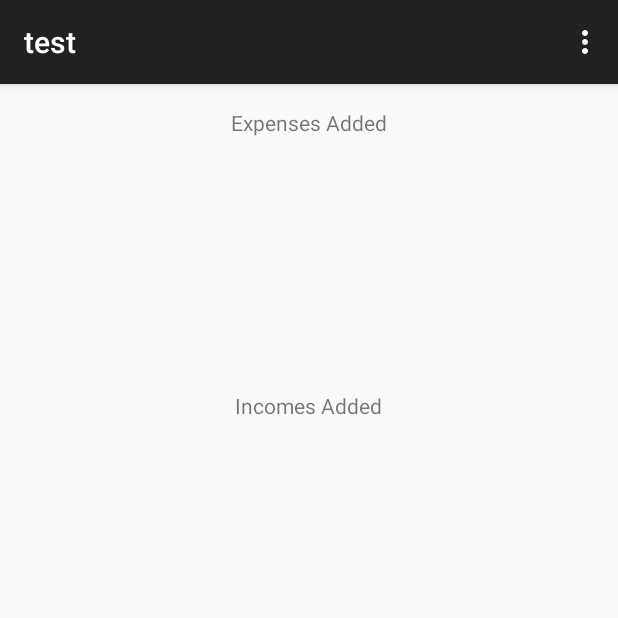
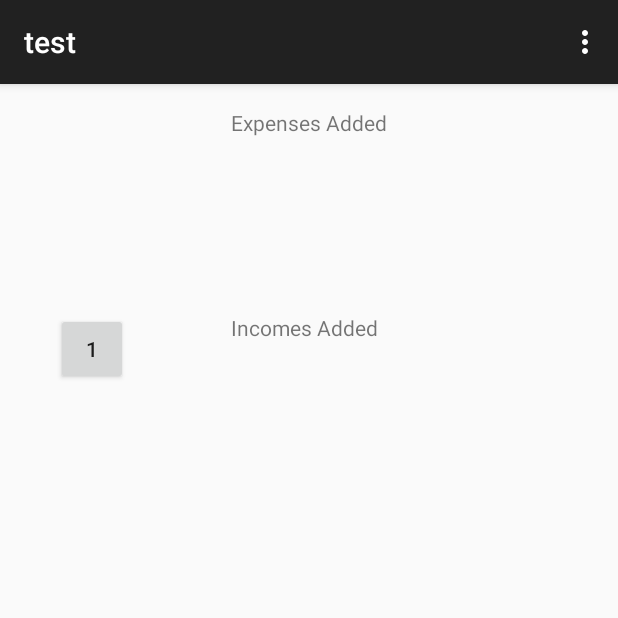
Before and after one commit to yasankarj/SEP, an Android app: the screen it shows after launch (Test), after a tap on "TEST", on a phone screen of 412 x 824 dp, the top half of it. Run offline under Robolectric (Android 15) with nearby library versions, the phone set to English and light mode, and no system bars.

Commit message:
DB modified

```diff
--- a/app/src/main/java/DA/DBHandler.java
+++ /dev/null
@@ -1,175 +0,0 @@
-package DA;
-
-import android.content.ContentValues;
-import android.content.Context;
-import android.database.Cursor;
-import android.database.sqlite.SQLiteDatabase;
-import android.database.sqlite.SQLiteOpenHelper;
-
-import Model.Tracker.Expense;
-import Model.Tracker.Income;
-
-/**
- * Created by Yasanka on 2015-06-25.
- */
-public class DBHandler extends SQLiteOpenHelper{
-
-    private static final int DATABASE_VERSION = 1;
-    private static final String DATABASE_NAME = "expenser.db";
-
-    private static final String TABLE_EXPENSE = "expense";
-    private static final String EXPN_COLUMN_ID = "expID";
-    private static final String EXPN_COLUMN_AMOUNT = "amount";
-    private static final String EXPN_COLUMN_CAT = "category";
-    private static final String EXPN_COLUMN_DESC = "desc";
-
-    private static final String TABLE_INCOME = "income";
-    private static final String INC_COLUMN_ID = "incID";
-    private static final String INC_COLUMN_AMOUNT = "amount";
-    private static final String INC_COLUMN_CAT = "category";
-    private static final String INC_COLUMN_DESC = "desc";
-
-
-    /*Singleton Pattern implementation*/
-    private static DBHandler DBH = null;
-
-    private DBHandler(Context context, String name, SQLiteDatabase.CursorFactory factory, int version) {
-        super(context, DATABASE_NAME, factory, DATABASE_VERSION);
-    }
-
-    public static DBHandler getDBHandler(Context context, String name, SQLiteDatabase.CursorFactory factory, int version){
-
-        if(DBH == null){
-            DBH =  new DBHandler(context, name,factory, version);
-        }
-
-        return DBH;
-    }
-    /*Singleton Pattern implementation*/
-
-    @Override
-    public void onCreate(SQLiteDatabase db) {
-        String queryExp = "CREATE TABLE " + TABLE_EXPENSE + "(" +
-                EXPN_COLUMN_ID + " INTEGER PRIMARY KEY AUTOINCREMENT, " +
-                EXPN_COLUMN_AMOUNT + " REAL, " +
-                EXPN_COLUMN_CAT + " TEXT, " +
-                EXPN_COLUMN_DESC + " TEXT " +");";
-
-        String queryInc = "CREATE TABLE " + TABLE_INCOME + "(" +
-                INC_COLUMN_ID + " INTEGER PRIMARY KEY AUTOINCREMENT, " +
-                INC_COLUMN_AMOUNT + " REAL, " +
-                INC_COLUMN_CAT + " TEXT, " +
-                INC_COLUMN_DESC + " TEXT " +");";
-        db.execSQL(queryExp);
-        db.execSQL(queryInc);
-
-    }
-
-    @Override
-    public void onUpgrade(SQLiteDatabase db, int oldVersion, int newVersion) {
-        db.execSQL("DROP TABLE IF EXIST "+TABLE_EXPENSE);
-        db.execSQL("DROP TABLE IF EXIST "+TABLE_INCOME);
-        onCreate(db);
-    }
-
-    public void addExpense(Expense expn){
-        ContentValues contentValues = new ContentValues();
-        contentValues.put(EXPN_COLUMN_AMOUNT,expn.getAmount());
-        contentValues.put(EXPN_COLUMN_DESC,expn.getDesc());
-        SQLiteDatabase db = getWritableDatabase();
-        db.insert(TABLE_EXPENSE,null,contentValues);
-        db.close();
-    }
-
-    public void addIncome(Income income){
-        ContentValues contentValues = new ContentValues();
-        contentValues.put(EXPN_COLUMN_AMOUNT,income.getAmount());
-        contentValues.put(EXPN_COLUMN_DESC,income.getDesc());
-        SQLiteDatabase db = getWritableDatabase();
-        db.insert(TABLE_INCOME,null,contentValues);
-        db.close();
-    }
-
-
-    public String getAllExpenses(){
-        String dbStr = "";
-        SQLiteDatabase db = getWritableDatabase();
-        String query = "SELECT * FROM "+ TABLE_EXPENSE+";";
-
-        Cursor cur = db.rawQuery(query,null);
-
-
-
-        if (cur.moveToFirst()) {
-            do {
-                dbStr += cur.getString(cur.getColumnIndex("amount")) +" "+ cur.getString(cur.getColumnIndex("desc"));
-                dbStr += "\n";
-            } while (cur.moveToNext());
-        }
-        db.close();
-
-
-        return dbStr;
-    }
-
-    public String getAllIncome(){
-        String dbStr = "";
-        SQLiteDatabase db = getWritableDatabase();
-        String query = "SELECT * FROM "+ TABLE_INCOME+";";
-
-        Cursor cur = db.rawQuery(query,null);
-
-
-
-        if (cur.moveToFirst()) {
-            do {
-                dbStr += cur.getString(cur.getColumnIndex("amount")) +" "+ cur.getString(cur.getColumnIndex("desc"));
-                dbStr += "\n";
-            } while (cur.moveToNext());
-        }
-        db.close();
-
-
-        return dbStr;
-    }
-
-    public double sumExpenses(){
-        double sum = 0;
-        SQLiteDatabase db = getWritableDatabase();
-        String query = "SELECT * FROM "+ TABLE_EXPENSE+";";
-
-        Cursor cur = db.rawQuery(query,null);
-
-
-
-        if (cur.moveToFirst()) {
-            do {
-                sum += Double.parseDouble(cur.getString(cur.getColumnIndex("amount")));
-            } while (cur.moveToNext());
-        }
-        db.close();
-
-
-        return sum;
-    }
-
-    public double sumIncome(){
-        double sum = 0;
-        SQLiteDatabase db = getWritableDatabase();
-        String query = "SELECT * FROM "+ TABLE_INCOME+";";
-
-        Cursor cur = db.rawQuery(query,null);
-
-
-
-        if (cur.moveToFirst()) {
-            do {
-                sum += Double.parseDouble(cur.getString(cur.getColumnIndex("amount")));
-            } while (cur.moveToNext());
-        }
-        db.close();
-
-
-        return sum;
-    }
-}
--- a/app/src/main/java/DA/Tracker/TranasctionDA.java
+++ b/app/src/main/java/DA/Tracker/TranasctionDA.java
@@ -1,8 +1,15 @@
 package DA.Tracker;
 
+import android.content.ContentValues;
 import android.content.Context;
+import android.database.Cursor;
+import android.database.sqlite.SQLiteDatabase;
 
-import DA.DBHandler;
+import java.text.DateFormat;
+import java.text.SimpleDateFormat;
+import java.util.Date;
+
+import Utils.DBHandler;
 import Model.Tracker.Expense;
 import Model.Tracker.Income;
 
@@ -11,35 +18,138 @@ import Model.Tracker.Income;
  */
 public class TranasctionDA {
     /*Data access class which concerns Transactions*/
+    private static final String TABLE_EXPENSE = "expense";
+    private static final String EXPN_COLUMN_ID = "expID";
+    private static final String EXPN_COLUMN_AMOUNT = "amount";
+    private static final String EXPN_COLUMN_CAT = "category";
+    private static final String EXPN_COLUMN_DESC = "desc";
 
-    public void addExpense(Expense exp, Context contxt){
-        DBHandler dbh = DBHandler.getDBHandler(contxt, null, null, 1);
-        dbh.addExpense(exp);
+    private static final String EXPN_DATE_TIME = "date_time";
+
+    private static final String TABLE_INCOME = "income";
+    private static final String INC_COLUMN_ID = "incID";
+    private static final String INC_COLUMN_AMOUNT = "amount";
+    private static final String INC_COLUMN_CAT = "category";
+    private static final String INC_COLUMN_DESC = "desc";
+
+    /*this method will add a new expense*/
+    public void addExpense(Expense expn, Context contxt){
+
+        DBHandler dbHandler = DBHandler.getDBHandler(contxt, null, null, 1);    //Database connection estabished using Singleton
+        SQLiteDatabase db = dbHandler.getDataBase();                            //Writable database is fetched
+        ContentValues contentValues = new ContentValues();                      //
+        contentValues.put(EXPN_COLUMN_AMOUNT,expn.getAmount());
+        contentValues.put(EXPN_COLUMN_DESC,expn.getDesc());
+
+        DateFormat df = new SimpleDateFormat("yyyy-MM-dd hh:mm:ss");
+        String dateStr = df.format(new Date());
+        System.out.println(dateStr);
+        contentValues.put(EXPN_DATE_TIME,dateStr);
+        db.insert(TABLE_EXPENSE,null,contentValues);
+        db.close();
     }
 
+    /*this method will give all the expenses which are in the database as an concatenated string*/
     public String allExpenses(Context contxt){
         DBHandler dbh = DBHandler.getDBHandler(contxt,null,null,1);
-        return dbh.getAllExpenses();
+       // return dbh.getAllExpenses();
+        //concatanated expenses
+        String dbStr = "";
+        SQLiteDatabase db = dbh.getDataBase();
+        String query = "SELECT amount,desc,strftime('%M %D',date_time) as date_time FROM "+ TABLE_EXPENSE+";";
+
+        Cursor cur = db.rawQuery(query,null);
+
+
+        /*retrieve the data set using a Cursor*/
+        if (cur.moveToFirst()) {
+            do {
+                dbStr += cur.getString(cur.getColumnIndex("amount")) +" "+ cur.getString(cur.getColumnIndex("desc"))+" "+cur.getString(cur.getColumnIndex("date_time"));//+" "+ cur.getString(cur.getColumnIndex("date_time"));
+                dbStr += "\n";
+            } while (cur.moveToNext());
+        }
+        db.close();
+
+
+        return dbStr;
     }
 
+    /*this metod will give the total of all the transactions*/
     public double sumExpenses(Context contxt){
         DBHandler dbh = DBHandler.getDBHandler(contxt,null,null,1);
-        return dbh.sumExpenses();
+        double sum = 0;
+        SQLiteDatabase db = dbh.getDataBase();
+        String query = "SELECT * FROM "+ TABLE_EXPENSE+";";
+
+        Cursor cur = db.rawQuery(query,null);
+
+
+        /*retrieve the data set using a Cursor*/
+        if (cur.moveToFirst()) {
+            do {
+                sum += Double.parseDouble(cur.getString(cur.getColumnIndex("amount")));
+            } while (cur.moveToNext());
+        }
+        db.close();
+
+
+        return sum;
     }
 
+    /*this method will add a new income*/
     public void addIncome(Income income, Context contxt){
         DBHandler dbh = DBHandler.getDBHandler(contxt, null, null, 1);
-        dbh.addIncome(income);
+        ContentValues contentValues = new ContentValues();
+        contentValues.put(INC_COLUMN_AMOUNT,income.getAmount());
+        contentValues.put(INC_COLUMN_DESC,income.getDesc());
+        SQLiteDatabase db = dbh.getDataBase();
+        db.insert(TABLE_INCOME,null,contentValues);
+        db.close();
     }
 
+    /*this method will give all the income transactons as a concatenated string*/
     public String allIncome(Context contxt){
         DBHandler dbh = DBHandler.getDBHandler(contxt,null,null,1);
-        return dbh.getAllIncome();
+        String dbStr = "";
+        SQLiteDatabase db = dbh.getDataBase();
+        String query = "SELECT * FROM "+ TABLE_INCOME+";";
+
+        Cursor cur = db.rawQuery(query,null);
+
+
+        /*retrieve the data set using a Cursor*/
+        if (cur.moveToFirst()) {
+            do {
+                dbStr += cur.getString(cur.getColumnIndex("amount")) +" "+ cur.getString(cur.getColumnIndex("desc"));
+                dbStr += "\n";
+            } while (cur.moveToNext());
+        }
+        db.close();
+
+
+        return dbStr;
     }
 
+    /*this method will calculate the summation of the incomes*/
     public double sumIncome(Context contxt){
         DBHandler dbh = DBHandler.getDBHandler(contxt,null,null,1);
-        return dbh.sumIncome();
+        double sum = 0;
+        SQLiteDatabase db = dbh.getDataBase();
+        String query = "SELECT * FROM "+ TABLE_INCOME+";";
+
+        Cursor cur = db.rawQuery(query,null);
+
+
+
+        if (cur.moveToFirst()) {
+            do {
+                sum += Double.parseDouble(cur.getString(cur.getColumnIndex("amount")));
+            } while (cur.moveToNext());
+        }
+        db.close();
+
+
+        return sum;
     }
 
 }
--- /dev/null
+++ b/app/src/main/java/Utils/DBHandler.java
@@ -0,0 +1,78 @@
+package Utils;
+
+import android.content.Context;
+import android.database.sqlite.SQLiteDatabase;
+import android.database.sqlite.SQLiteOpenHelper;
+
+/**
+ * Created by Yasanka on 2015-06-25.
+ */
+public class DBHandler extends SQLiteOpenHelper{
+
+    private static final int DATABASE_VERSION = 1;
+    private static final String DATABASE_NAME = "expenser.db";
+
+    private static final String TABLE_EXPENSE = "expense";
+    private static final String EXPN_COLUMN_ID = "expID";
+    private static final String EXPN_COLUMN_AMOUNT = "amount";
+    private static final String EXPN_COLUMN_CAT = "category";
+    private static final String EXPN_COLUMN_DESC = "desc";
+    private static final String EXPN_DATE_TIME = "date_time";
+
+    private static final String TABLE_INCOME = "income";
+    private static final String INC_COLUMN_ID = "incID";
+    private static final String INC_COLUMN_AMOUNT = "amount";
+    private static final String INC_COLUMN_CAT = "category";
+    private static final String INC_COLUMN_DESC = "desc";
+
+
+    /*Singleton Pattern implementation*/
+    private static DBHandler DBH = null;
+
+    private DBHandler(Context context, String name, SQLiteDatabase.CursorFactory factory, int version) {
+        super(context, DATABASE_NAME, factory, DATABASE_VERSION);
+    }
+
+    public static DBHandler getDBHandler(Context context, String name, SQLiteDatabase.CursorFactory factory, int version){
+
+        if(DBH == null){
+            DBH =  new DBHandler(context, name,factory, version);
+        }
+
+        return DBH;
+    }
+    /*Singleton Pattern implementation*/
+
+    @Override
+    public void onCreate(SQLiteDatabase db) {
+        /*create expense table*/
+        String queryExp = "CREATE TABLE " + TABLE_EXPENSE + "(" +
+                EXPN_COLUMN_ID + " INTEGER PRIMARY KEY AUTOINCREMENT, " +
+                EXPN_COLUMN_AMOUNT + " REAL, " +
+                EXPN_DATE_TIME + " TEXT, " +
+                EXPN_COLUMN_CAT + " TEXT, " +
+                EXPN_COLUMN_DESC + " TEXT " +");";
+
+        /*create income table*/
+        String queryInc = "CREATE TABLE " + TABLE_INCOME + "(" +
+                INC_COLUMN_ID + " INTEGER PRIMARY KEY AUTOINCREMENT, " +
+                INC_COLUMN_AMOUNT + " REAL, " +
+                INC_COLUMN_CAT + " TEXT, " +
+                INC_COLUMN_DESC + " TEXT " +");";
+        db.execSQL(queryExp);
+        db.execSQL(queryInc);
+
+    }
+
+    @Override
+    public void onUpgrade(SQLiteDatabase db, int oldVersion, int newVersion) {
+        db.execSQL("DROP TABLE IF EXIST "+TABLE_EXPENSE);
+        db.execSQL("DROP TABLE IF EXIST "+TABLE_INCOME);
+        onCreate(db);
+    }
+
+    public SQLiteDatabase getDataBase(){
+        return getWritableDatabase();
+    }
+
+}
--- a/app/src/main/java/com/solutions/ray/expenser/MainActivity.java
+++ b/app/src/main/java/com/solutions/ray/expenser/MainActivity.java
@@ -1,7 +1,7 @@
 package com.solutions.ray.expenser;
 
 import android.content.Intent;
-import android.graphics.Typeface;
+import android.content.pm.ActivityInfo;
 import android.support.v7.app.ActionBarActivity;
 import android.os.Bundle;
 import android.view.Menu;
@@ -10,7 +10,6 @@ import android.view.View;
 import android.widget.TextView;
 
 import Controller.Tracker.TransactionHandler;
-import DA.DBHandler;
 
 
 public class MainActivity extends ActionBarActivity {
@@ -19,8 +18,9 @@ public class MainActivity extends ActionBarActivity {
     @Override
     protected void onCreate(Bundle savedInstanceState) {
         super.onCreate(savedInstanceState);
+        setContentView(R.layout.main_activity);
+        setRequestedOrientation(ActivityInfo.SCREEN_ORIENTATION_NOSENSOR);
 
-        setContentView(R.layout.main_activity);
         TextView txt1 = (TextView)findViewById(R.id.txt1);
         TextView txt2 = (TextView)findViewById(R.id.txt2);
         testTxt = (TextView)findViewById(R.id.testTxt);
--- a/app/src/main/java/com/solutions/ray/expenser/Test.java
+++ b/app/src/main/java/com/solutions/ray/expenser/Test.java
@@ -1,32 +1,86 @@
 package com.solutions.ray.expenser;
 
+import android.content.Intent;
+import android.content.pm.ActivityInfo;
+import android.net.Uri;
+import android.os.Environment;
+import android.provider.MediaStore;
 import android.support.v7.app.ActionBarActivity;
 import android.os.Bundle;
+import android.util.Log;
 import android.view.Menu;
 import android.view.MenuItem;
+import android.view.View;
+import android.widget.Button;
 import android.widget.TextView;
 
-import DA.DBHandler;
+import java.io.File;
+import java.io.IOException;
+
+import DA.Tracker.TranasctionDA;
 
 
 public class Test extends ActionBarActivity {
 
+    int TAKE_PHOTO_CODE = 0;
+    public static int count=0;
     TextView testTxt;
     TextView testTxtInc;
-    DBHandler dbh;
+    TranasctionDA transDA;
     @Override
     protected void onCreate(Bundle savedInstanceState) {
         super.onCreate(savedInstanceState);
         setContentView(R.layout.activity_test);
+        setRequestedOrientation(ActivityInfo.SCREEN_ORIENTATION_NOSENSOR);
+
         testTxt = (TextView)findViewById(R.id.testTxt);
         testTxtInc = (TextView)findViewById(R.id.incTxt);
-        dbh = DBHandler.getDBHandler(this, null, null, 1);
-        testTxt.setText(dbh.getAllExpenses());
-        testTxtInc.setText(dbh.getAllIncome());
+        transDA = new TranasctionDA();
+        testTxt.setText(transDA.allExpenses(this));
+        testTxtInc.setText(transDA.allIncome(this));
 
+        /*Caemra starts*/
+        //here,we are making a folder named picFolder to store pics taken by the camera using this application
+        final String dir = Environment.getExternalStoragePublicDirectory(Environment.DIRECTORY_PICTURES) + "/expenser/";
+        File newdir = new File(dir);
+        newdir.mkdirs();
+
+        Button capture = (Button) findViewById(R.id.uploadPhtBtn);
+        capture.setOnClickListener(new View.OnClickListener() {
+            public void onClick(View v) {
+
+                // here,counter will be incremented each time,and the picture taken by camera will be stored as 1.jpg,2.jpg and likewise.
+                count++;
+                String file = dir+count+".jpg";
+                File newfile = new File(file);
+                try {
+                    newfile.createNewFile();
+                } catch (IOException e) {}
+
+                Uri outputFileUri = Uri.fromFile(newfile);
+
+                Intent cameraIntent = new Intent(MediaStore.ACTION_IMAGE_CAPTURE);
+                cameraIntent.putExtra(MediaStore.EXTRA_OUTPUT, outputFileUri);
+
+                startActivityForResult(cameraIntent, TAKE_PHOTO_CODE);
+            }
+        });
+
+        /*Camera  ends*/
 
     }
 
+
+    @Override
+    protected void onActivityResult(int requestCode, int resultCode, Intent data) {
+        super.onActivityResult(requestCode, resultCode, data);
+
+        if (requestCode == TAKE_PHOTO_CODE && resultCode == RESULT_OK) {
+            Log.d("CameraDemo", "Pic saved");
+
+
+        }
+    } /*Camera*/
 
     @Override
     public boolean onCreateOptionsMenu(Menu menu) {
--- a/app/src/main/res/layout/activity_test.xml
+++ b/app/src/main/res/layout/activity_test.xml
@@ -31,9 +31,10 @@
         android:textAppearance="?android:attr/textAppearanceSmall"
         android:text="Incomes Added"
         android:id="@+id/ind"
+        android:layout_marginTop="66dp"
         android:layout_below="@+id/testTxt"
-        android:layout_centerHorizontal="true"
-        android:layout_marginTop="118dp" />
+        android:layout_alignLeft="@+id/titleTxt"
+        android:layout_alignStart="@+id/titleTxt" />
 
     <TextView
         android:layout_width="wrap_content"
@@ -41,8 +42,29 @@
         android:textAppearance="?android:attr/textAppearanceSmall"
         android:text="test"
         android:id="@+id/incTxt"
-        android:layout_centerVertical="true"
+        android:layout_below="@+id/ind"
+        android:layout_toLeftOf="@+id/ind"
+        android:layout_toStartOf="@+id/ind"
+        android:layout_marginTop="26dp" />
+
+    <Button
+        style="?android:attr/buttonStyleSmall"
+        android:layout_width="wrap_content"
+        android:layout_height="wrap_content"
+        android:text="1"
+        android:id="@+id/uploadPhtBtn"
+        android:layout_alignTop="@+id/ind"
         android:layout_alignLeft="@+id/testTxt"
         android:layout_alignStart="@+id/testTxt" />
 
+    <ScrollView
+        android:layout_width="wrap_content"
+        android:layout_height="wrap_content"
+        android:id="@+id/scrollView"
+        android:layout_alignParentLeft="true"
+        android:layout_alignParentStart="true"
+        android:layout_alignParentRight="true"
+        android:layout_alignParentEnd="true"
+        android:layout_alignParentBottom="true" />
+
 </RelativeLayout>
--- a/app/src/main/res/menu/menu_test.xml
+++ b/app/src/main/res/menu/menu_test.xml
@@ -1,6 +1,7 @@
 <menu xmlns:android="http://schemas.android.com/apk/res/android"
     xmlns:app="http://schemas.android.com/apk/res-auto"
-    xmlns:tools="http://schemas.android.com/tools" tools:context="com.solutions.ray.expenser.Test">
+    xmlns:tools="http://schemas.android.com/tools"
+    tools:context="com.solutions.ray.expenser.TestAct">
     <item android:id="@+id/action_settings" android:title="@string/action_settings"
         android:orderInCategory="100" app:showAsAction="never" />
 </menu>
--- a/app/src/main/res/values/strings.xml
+++ b/app/src/main/res/values/strings.xml
@@ -10,6 +10,7 @@
     <string name="title_activity_add_expense">Add New Expense</string>
     <string name="title_activity_add_income">Add New Income</string>
     <string name="title_activity_test">test</string>
+    <string name="typeTxt">Category</string>
 
     <string-array name = "ExpensesTypes">
         <item>Transport</item>
```
Also changed, not shown: app/src/main/AndroidManifest.xml (+6 -2 lines), app/src/main/java/DA/DBConnection.java (deleted, +0 -7 lines), app/src/main/java/com/solutions/ray/expenser/AddExpenseActivity.java (+37 -3 lines), app/src/main/java/com/solutions/ray/expenser/AddIncomeActivity.java (+20 -1 lines), app/src/main/java/com/solutions/ray/expenser/TestAct.java (added, +39 -0 lines), app/src/main/res/layout/activity_add_expense.xml (+31 -0 lines), app/src/main/res/layout/activity_add_income.xml (+19 -0 lines), app/src/main/res/layout/activity_test2.xml (added, +9 -0 lines), app/src/main/res/layout/main_activity.xml (+5 -6 lines).
